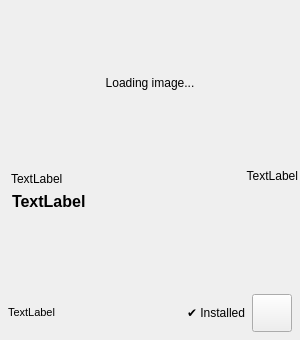
Old version of the form ui/levelbox.ui in the repository chocolateimage/qrhythmcafe.
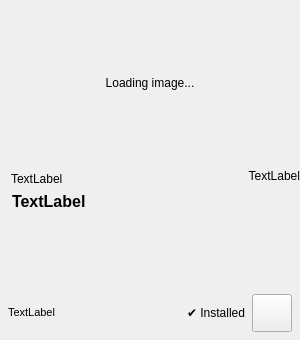
New version of the form. Icons and pictures are not drawn.

Commit message: Fix alignment of difficulty label

What changed in the file:
```diff
--- a/ui/levelbox.ui
+++ b/ui/levelbox.ui
@@ -80,7 +80,7 @@
         <number>8</number>
        </property>
        <property name="rightMargin">
-        <number>2</number>
+        <number>0</number>
        </property>
        <item>
         <widget class="QLabel" name="labelArtist">
```
Left out of the diff: 22 changed lines with no effect on the pictures.
